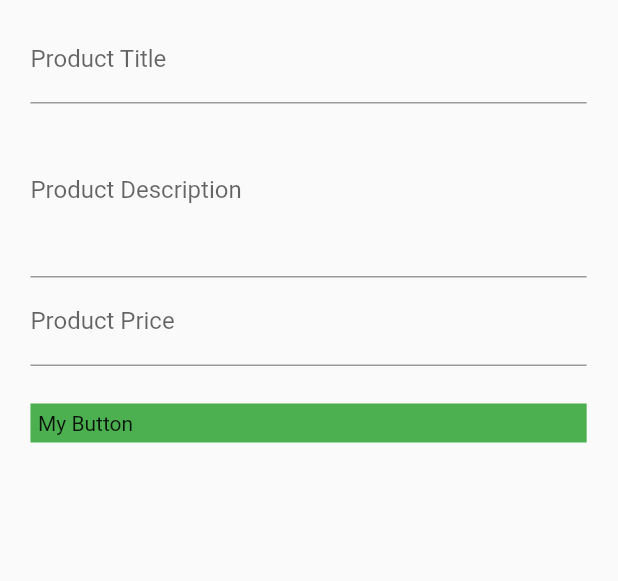
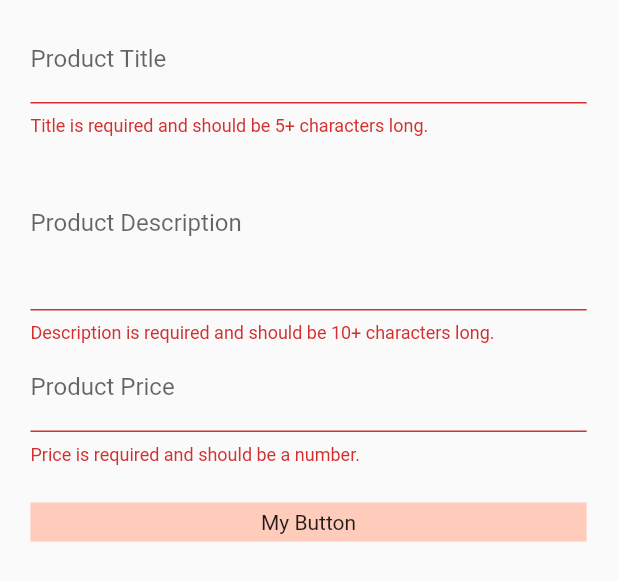
Before and after one commit to ofu997/flutter1, a Flutter app: the ProductCreatePage widget shown alone on an empty page, opened directly with empty values, after a tap on "My Button", on a phone screen of 412 x 824 dp. Shown: the top 581 px of the screen. Run offline on Flutter 3.47's test engine with Material 2 defaults, Android fonts, the phone set to English and light mode, and no system bars.

Commit message:
+ validation on product creating page

```diff
--- a/lib/pages/product_create.dart
+++ b/lib/pages/product_create.dart
@@ -15,11 +15,17 @@ class _ProductCreatePageState extends State<ProductCreatePage> {
   String _titleValue = '';
   String _descriptionValue = '';
   double _priceValue = 0.00;
+  final GlobalKey<FormState> _formKey = GlobalKey<FormState>();
 
   Widget _buildTitleTextField(){
-    return TextField(
+    return TextFormField(
       decoration: InputDecoration(labelText: 'Product Title'),
-            onChanged: (String value) {
+      validator: (String value){
+        if (value.isEmpty || value.length < 5){
+          return ('Title is required and should be 5+ characters long.');
+        }
+      },
+      onSaved: (String value){
         setState(() {
           _titleValue = value;
         });
@@ -28,31 +34,44 @@ class _ProductCreatePageState extends State<ProductCreatePage> {
   }
 
   Widget _buildDescriptionTextField(){
-    return  TextField(
+    return  TextFormField(
       decoration: InputDecoration(labelText: 'Product Description'),
       maxLines: 4,
-            onChanged: (String value) {
+      validator: (String value){
+        if (value.isEmpty || value.length < 10){
+          return ('Description is required and should be 10+ characters long.');
+        }
+      },
+            onSaved: (String value){
         setState(() {
           _descriptionValue = value;
         });
-            },
+      }
     );
   }
 
   Widget _buildPriceTextField(){
-  return  TextField(
+    return  TextFormField(
       decoration: InputDecoration(labelText: 'Product Price'),
       keyboardType: TextInputType.number,
-            onChanged: (String value) {
+      validator: (String value){
+        if (value.isEmpty || !RegExp(r'^(?:[1-9]\d*|0)?(?:\.\d+)?$').hasMatch(value)){
+          return ('Price is required and should be a number.');
+        }
+      },
+      onSaved: (String value){
         setState(() {
           _priceValue = double.parse(value);
-                print(_priceValue.toString());
         });
-            },
+      }
     );
   }
 
   void _submitForm(){
+    if(!_formKey.currentState.validate()){
+      return;
+    }
+    _formKey.currentState.save();
     final Map<String, dynamic> product = {
       'title': _titleValue, 'description': _descriptionValue,
     'price': _priceValue, 'image': 'assets/food.jpg'
@@ -69,6 +88,8 @@ void _submitForm(){
     return Container(
       width: targetWidth,
       margin: EdgeInsets.all(10.0),
+      child: Form(
+        key: _formKey,
         child: ListView(
           padding: EdgeInsets.symmetric(horizontal: targetPadding /2),
           children: <Widget>[//ListView children always take full available width
@@ -84,13 +105,14 @@ void _submitForm(){
             GestureDetector(//offers other types of listener events
               onTap: _submitForm,
               child: Container(
-              color: Colors.green,
+                color: Theme.of(context).primaryColorLight,//Colors.orangeAccent,
                 padding: EdgeInsets.all(5.0),
-              child: Text('My Button'),
+                child: Center(child: Text('My Button')),
               ),
             ),
           ],
         ),
+      )
     );
   }
 }
```
Lines whose indentation alone changed are shown as unchanged.
